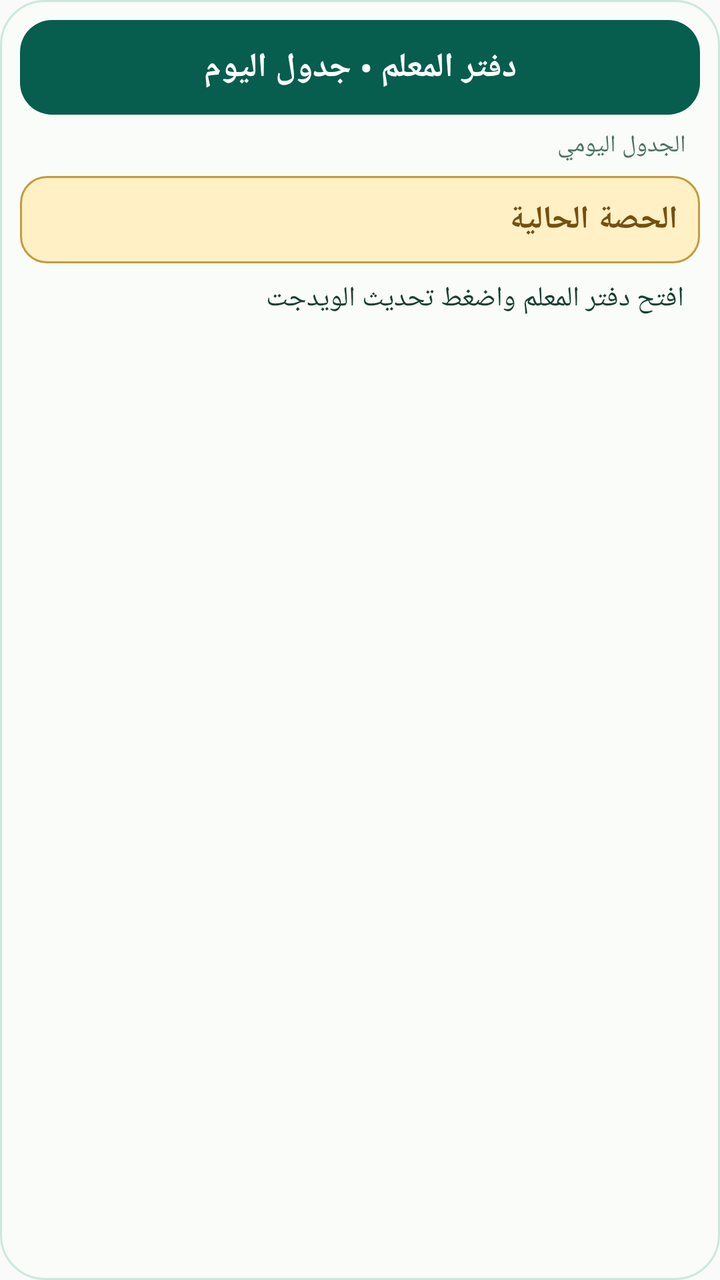
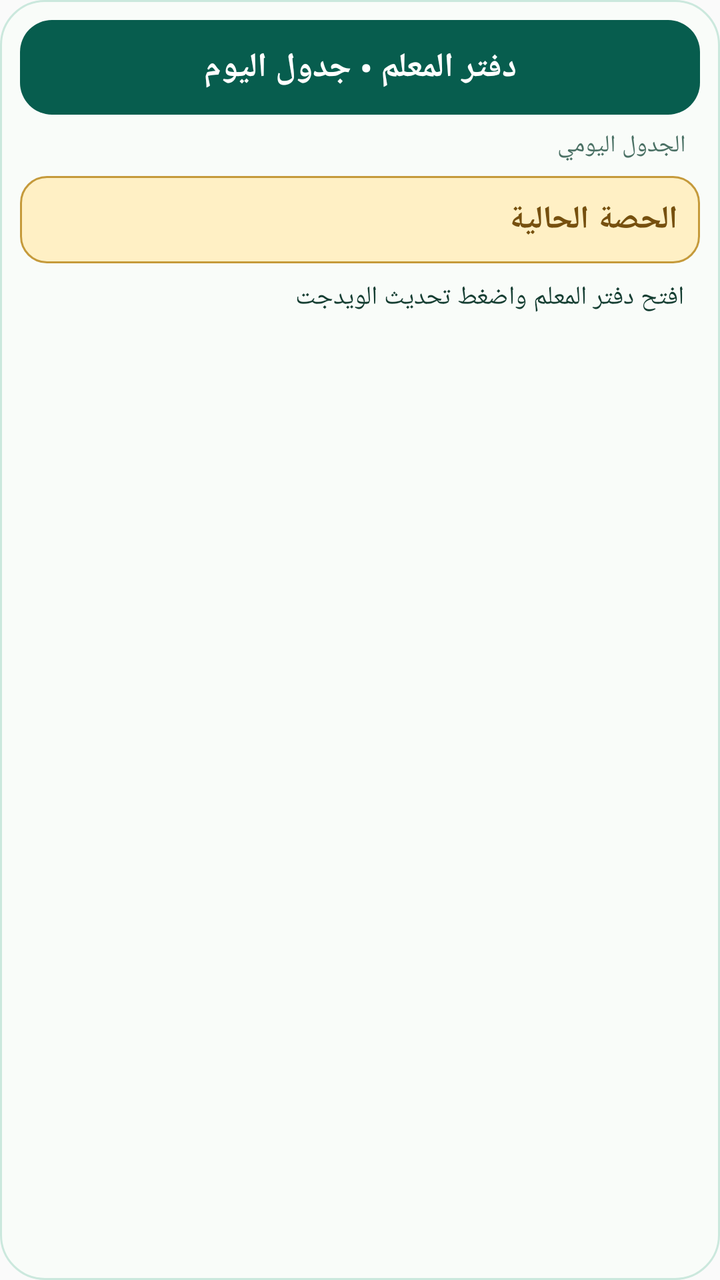

Screens rendered from an Android XML layout before and after an edit, with the pre-edit source and the edit as a unified diff.
<!-- AndroidManifest.xml: application theme android:Theme.Material.Light.NoActionBar -->
<!-- res/layout/widget_schedule.xml -->
<LinearLayout xmlns:android="http://schemas.android.com/apk/res/android"
    android:orientation="vertical" android:padding="10dp"
    android:background="@drawable/widget_background" android:layout_width="match_parent" android:layout_height="match_parent">
    <TextView android:id="@+id/widget_title" android:layout_width="match_parent" android:layout_height="wrap_content"
        android:background="@drawable/widget_header" android:padding="12dp" android:gravity="center"
        android:text="دفتر المعلم • جدول اليوم" android:textSize="17sp" android:textColor="#FFFFFF" android:textStyle="bold"/>
    <TextView android:id="@+id/widget_date" android:layout_width="match_parent" android:layout_height="wrap_content"
        android:gravity="right" android:padding="7dp" android:text="الجدول اليومي"
        android:textSize="12sp" android:textColor="#4B7165"/>
    <TextView android:id="@+id/widget_current" android:layout_width="match_parent" android:layout_height="wrap_content"
        android:background="@drawable/widget_current" android:padding="11dp" android:gravity="right"
        android:text="الحصة الحالية" android:textSize="16sp" android:textColor="#76500F" android:textStyle="bold"/>
    <TextView android:id="@+id/widget_content" android:layout_width="match_parent" android:layout_height="wrap_content" android:maxLines="13" android:ellipsize="end"
            android:gravity="right" android:padding="8dp" android:lineSpacingExtra="5dp"
            android:text="افتح دفتر المعلم واضغط تحديث الويدجت" android:textSize="14sp" android:textColor="#153E32"/>
</LinearLayout>
<!-- resources referenced by this layout -->
<resources>
  <!-- drawable widget_background (drawable) -->
  <shape xmlns:android="http://schemas.android.com/apk/res/android" android:shape="rectangle"><solid android:color="#F9FCF9"/><corners android:radius="22dp"/><stroke android:width="1dp" android:color="#CBE8DD"/></shape>
  <!-- drawable widget_current (drawable) -->
  <shape xmlns:android="http://schemas.android.com/apk/res/android" android:shape="rectangle"><solid android:color="#FFF0C5"/><stroke android:width="1dp" android:color="#C59A3B"/><corners android:radius="13dp"/></shape>
  <!-- drawable widget_header (drawable) -->
  <shape xmlns:android="http://schemas.android.com/apk/res/android" android:shape="rectangle"><solid android:color="#075D4E"/><corners android:radius="16dp"/></shape>
</resources>

<!-- the commit's change to res/layout/widget_schedule.xml (unified diff, before → after) -->
@@ -10,7 +10,7 @@
     <TextView android:id="@+id/widget_current" android:layout_width="match_parent" android:layout_height="wrap_content"
         android:background="@drawable/widget_current" android:padding="11dp" android:gravity="right"
         android:text="الحصة الحالية" android:textSize="16sp" android:textColor="#76500F" android:textStyle="bold"/>
-    <TextView android:id="@+id/widget_content" android:layout_width="match_parent" android:layout_height="wrap_content" android:maxLines="13" android:ellipsize="end"
+    <TextView android:id="@+id/widget_content" android:layout_width="match_parent" android:layout_height="wrap_content" android:maxLines="24"
             android:gravity="right" android:padding="8dp" android:lineSpacingExtra="5dp"
-            android:text="افتح دفتر المعلم واضغط تحديث الويدجت" android:textSize="14sp" android:textColor="#153E32"/>
+            android:text="افتح دفتر المعلم واضغط تحديث الويدجت" android:textSize="13sp" android:textColor="#153E32"/>
 </LinearLayout>
